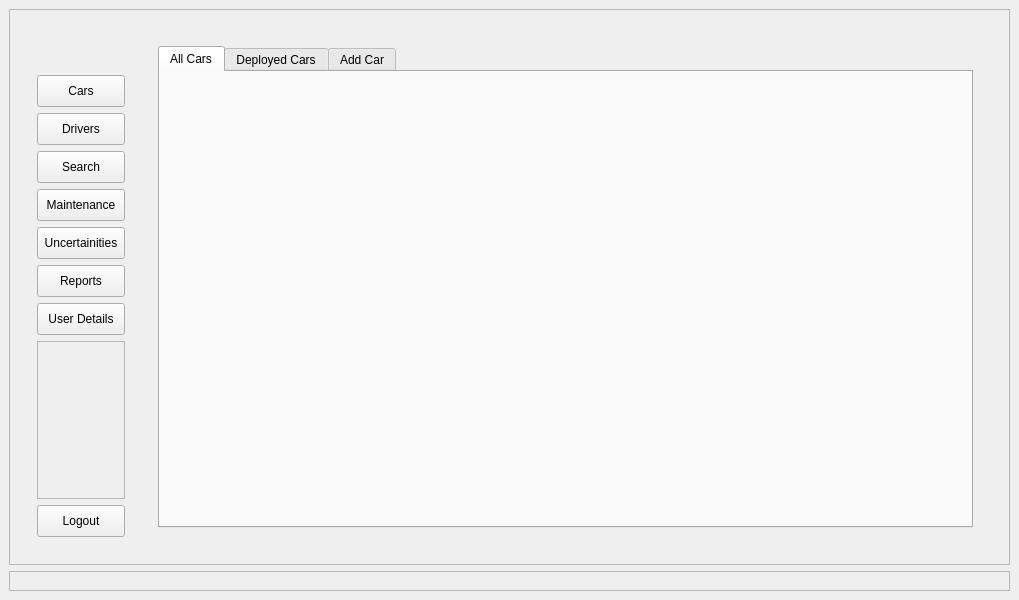
The window that loginui.ui (Aula72/fleetmanagementsystem) describes before a commit, drawn with Qt 5.
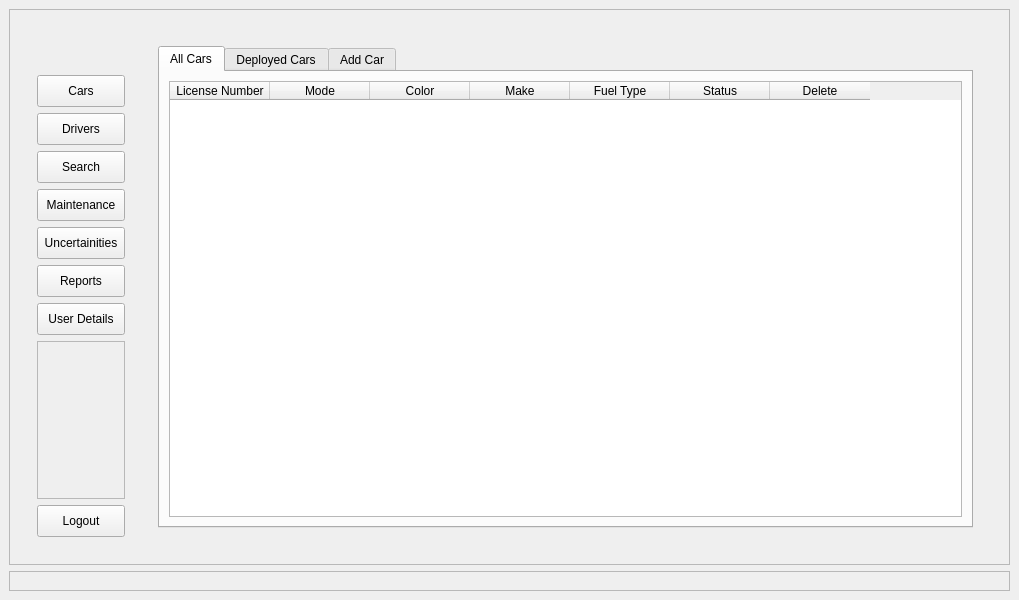
The same window after the commit. The open tabs and pages were chosen to show the change. Icons and pictures are not drawn.

What changed in the file:
```diff
--- a/loginui.ui
+++ b/loginui.ui
@@ -930,7 +930,47 @@
                      <attribute name="title">
                       <string>All Cars</string>
                      </attribute>
-                     <layout class="QGridLayout" name="gridLayout_31"/>
+                     <layout class="QGridLayout" name="gridLayout_31">
+                      <item row="0" column="0">
+                       <widget class="QTableWidget" name="tableWidget">
+                        <column>
+                         <property name="text">
+                          <string>License Number</string>
+                         </property>
+                        </column>
+                        <column>
+                         <property name="text">
+                          <string>Mode</string>
+                         </property>
+                        </column>
+                        <column>
+                         <property name="text">
+                          <string>Color</string>
+                         </property>
+                        </column>
+                        <column>
+                         <property name="text">
+                          <string>Make</string>
+                         </property>
+                        </column>
+                        <column>
+                         <property name="text">
+                          <string>Fuel Type</string>
+                         </property>
+                        </column>
+                        <column>
+                         <property name="text">
+                          <string>Status</string>
+                         </property>
+                        </column>
+                        <column>
+                         <property name="text">
+                          <string>Delete</string>
+                         </property>
+                        </column>
+                       </widget>
+                      </item>
+                     </layout>
                     </widget>
                     <widget class="QWidget" name="tab_2">
                      <attribute name="title">
```
Left out of the diff: 14 changed lines with no effect on the pictures.
